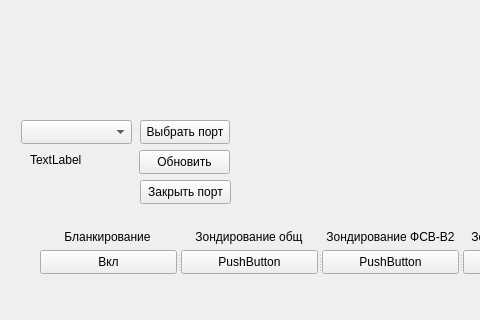
Before: the Qt Designer form mainwindow.ui in PNGNN/control_panel, drawn with Qt 5; both pictures show x 0 to 480 and y 280 to 600 of the 800 by 600 pixel window.
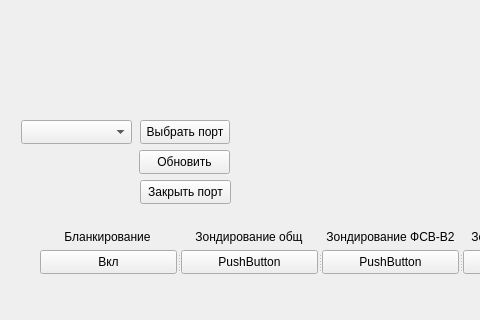
After: the same form once the commit is applied.

The edit to the form file:
```diff
--- a/mainwindow.ui
+++ b/mainwindow.ui
@@ -153,19 +153,6 @@
      </item>
     </layout>
    </widget>
-   <widget class="QLabel" name="label">
-    <property name="geometry">
-     <rect>
-      <x>30</x>
-      <y>430</y>
-      <width>101</width>
-      <height>20</height>
-     </rect>
-    </property>
-    <property name="text">
-     <string>TextLabel</string>
-    </property>
-   </widget>
    <widget class="QPushButton" name="close_port">
     <property name="geometry">
      <rect>
```
Left out of the diff: 2 changed lines with no effect on the pictures.
